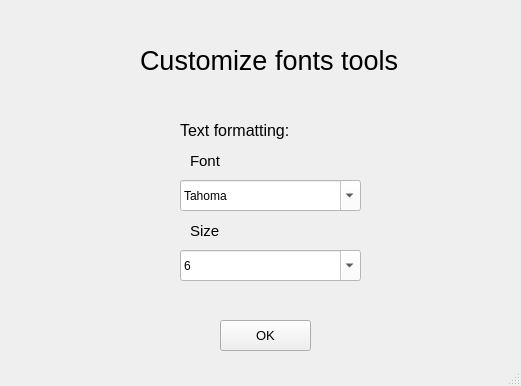
Qt form PTI/SPCK/GUI/font.ui (GreenSystemDuy08/TL-C4K-PTI01) before a commit.
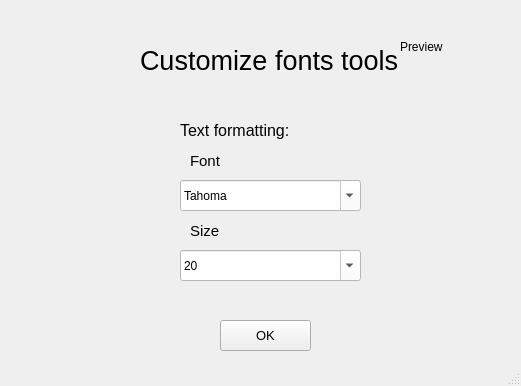
The same form after that commit.

Patch:
```diff
--- a/PTI/SPCK/GUI/font.ui
+++ b/PTI/SPCK/GUI/font.ui
@@ -90,10 +90,10 @@
      <bool>true</bool>
     </property>
     <property name="currentText">
-     <string>6</string>
+     <string>20</string>
     </property>
     <property name="currentIndex">
-     <number>0</number>
+     <number>10</number>
     </property>
     <item>
      <property name="text">
@@ -246,6 +246,19 @@
      <string>OK</string>
     </property>
    </widget>
+   <widget class="QLabel" name="label_2">
+    <property name="geometry">
+     <rect>
+      <x>400</x>
+      <y>40</y>
+      <width>47</width>
+      <height>13</height>
+     </rect>
+    </property>
+    <property name="text">
+     <string>Preview</string>
+    </property>
+   </widget>
   </widget>
   <widget class="QStatusBar" name="statusbar"/>
  </widget>
```
